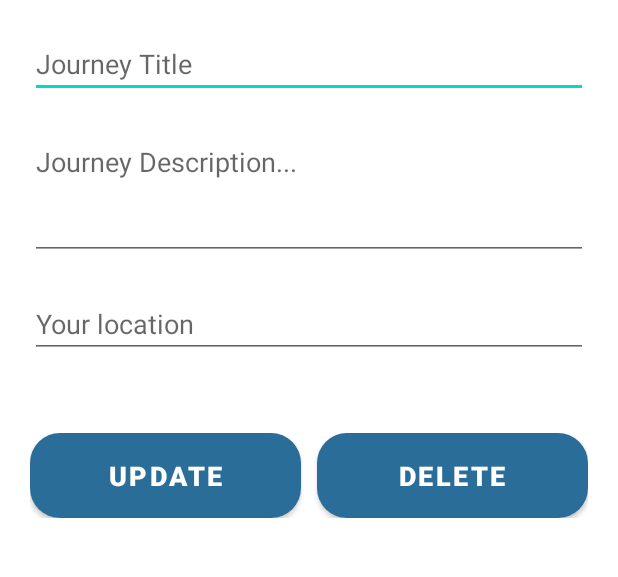
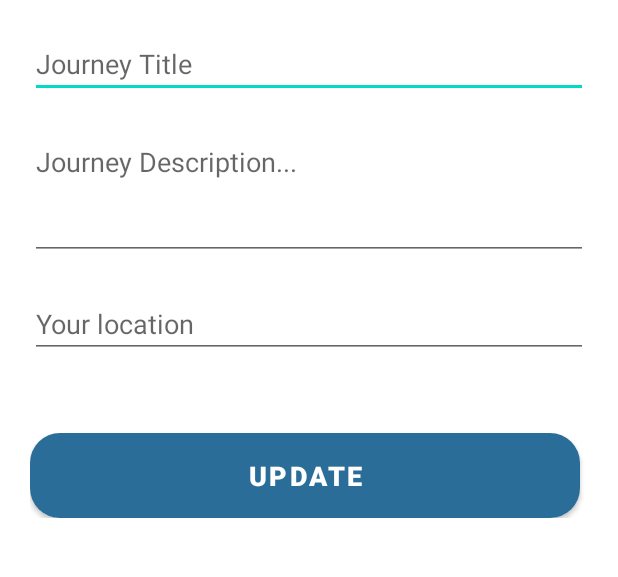
Before and after one commit to subhash-chy/journey-journal, an Android app: the EditJournalActivity screen opened directly, with no data from a screen before it, on a phone screen of 412 x 824 dp, the part 594-1171 px from its top. Run offline under Robolectric (Android 15) with nearby library versions, the phone set to English and light mode, and no system bars; our stand-ins replace Firebase (no records; nobody signed in at launch, a user with empty details on screens opened directly), Picasso.

Commit message:
After new delete

```diff
--- a/app/src/main/java/np/com/chaudharysubash/journeyjournal/EditJournalActivity.java
+++ b/app/src/main/java/np/com/chaudharysubash/journeyjournal/EditJournalActivity.java
@@ -28,7 +28,7 @@ public class EditJournalActivity extends AppCompatActivity {
     private ImageButton imageButton;
     private EditText titleEdt, descriptionEdt, locationEdt;
     private ProgressBar loadingBar;
-    private Button update, delete;
+    private Button update;
 
     private FirebaseDatabase firebaseDatabase;
     private DatabaseReference databaseReference;
@@ -45,7 +45,6 @@ public class EditJournalActivity extends AppCompatActivity {
         firebaseDatabase = FirebaseDatabase.getInstance();
 
         update = findViewById(R.id.update);
-        delete = findViewById(R.id.delete);
         imageView = findViewById(R.id.imageView);
         imageButton = findViewById(R.id.imageButton);
 
@@ -106,20 +105,7 @@ public class EditJournalActivity extends AppCompatActivity {
             }
         });
 
-//        Delete button clicked
-        delete.setOnClickListener(new View.OnClickListener() {
-            @Override
-            public void onClick(View view) {
-                deleteJournal();
-            }
-        });
     }
 
-//    Creating deleteJournal method
-    private void deleteJournal() {
-        databaseReference.removeValue();
-        Toast.makeText(this, "Journal deleted successfully!", Toast.LENGTH_SHORT).show();
-        Intent intent = new Intent(EditJournalActivity.this, MainActivity.class);
-        startActivity(intent);
-    }
+
 }
--- /dev/null
+++ b/app/src/main/res/drawable/ic_photo.xml
@@ -0,0 +1,5 @@
+<vector android:height="200dp" android:tint="#CACACA"
+    android:viewportHeight="24" android:viewportWidth="24"
+    android:width="200dp" xmlns:android="http://schemas.android.com/apk/res/android">
+    <path android:fillColor="@android:color/white" android:pathData="M21,19V5c0,-1.1 -0.9,-2 -2,-2H5c-1.1,0 -2,0.9 -2,2v14c0,1.1 0.9,2 2,2h14c1.1,0 2,-0.9 2,-2zM8.5,13.5l2.5,3.01L14.5,12l4.5,6H5l3.5,-4.5z"/>
+</vector>
--- a/app/src/main/res/layout/activity_add_journal.xml
+++ b/app/src/main/res/layout/activity_add_journal.xml
@@ -28,7 +28,7 @@
                android:layout_width="match_parent"
                android:layout_height="300dp"
                android:scaleType="centerCrop"
-               android:src="@drawable/ic_launcher_background"
+               android:src="@drawable/ic_photo"
                app:layout_constraintBottom_toBottomOf="parent"
                app:layout_constraintEnd_toEndOf="parent"
                app:layout_constraintStart_toStartOf="parent"
@@ -111,7 +111,5 @@
 
 
     </LinearLayout>
-
-    <!--    Progressbar     -->
 </RelativeLayout>
 </ScrollView>
--- a/app/src/main/res/layout/activity_edit_journal.xml
+++ b/app/src/main/res/layout/activity_edit_journal.xml
@@ -103,19 +103,6 @@
                     android:textStyle="bold"
                     android:layout_marginEnd="5dp"
                     />
-                <Button
-                    android:id="@+id/delete"
-                    android:layout_weight="1"
-                    android:layout_width="0dp"
-                    android:layout_height="wrap_content"
-                    android:paddingVertical="10dp"
-                    android:background="@drawable/custom_button"
-                    android:text="Delete"
-                    android:textColor="#FFFFFF"
-                    android:textSize="18sp"
-                    android:textStyle="bold"
-                    android:layout_marginStart="5dp"
-                    />
             </LinearLayout>
 
             <!--    Progressbar     -->
--- a/app/src/main/res/layout/bottom_sheet_dialog.xml
+++ b/app/src/main/res/layout/bottom_sheet_dialog.xml
@@ -24,7 +24,7 @@
         android:layout_width="match_parent"
         android:layout_height="200dp"
         android:layout_below="@id/journalTitle"
-        android:src="@mipmap/ic_launcher"
+        android:src="@drawable/ic_photo"
         android:layout_centerVertical="true"
         android:scaleType="centerCrop"
         android:layout_marginBottom="20dp"
```
Also changed, not shown: app/src/main/java/np/com/chaudharysubash/journeyjournal/JournalAdapter.java (+15 -2 lines), app/src/main/java/np/com/chaudharysubash/journeyjournal/MainActivity.java (+11 -1 lines), app/src/main/res/layout/journal_item.xml (+21 -12 lines).
